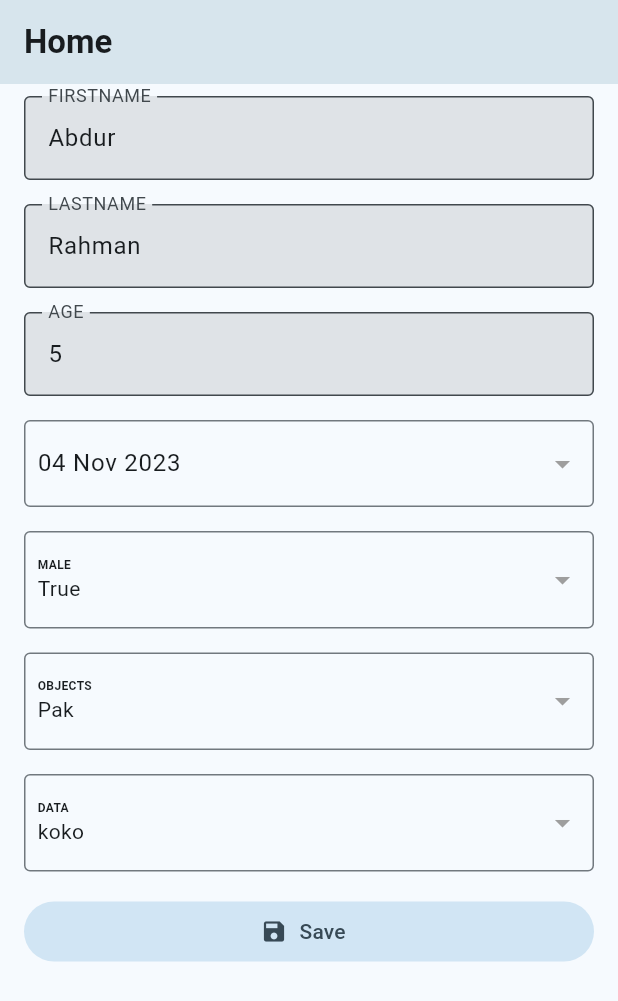
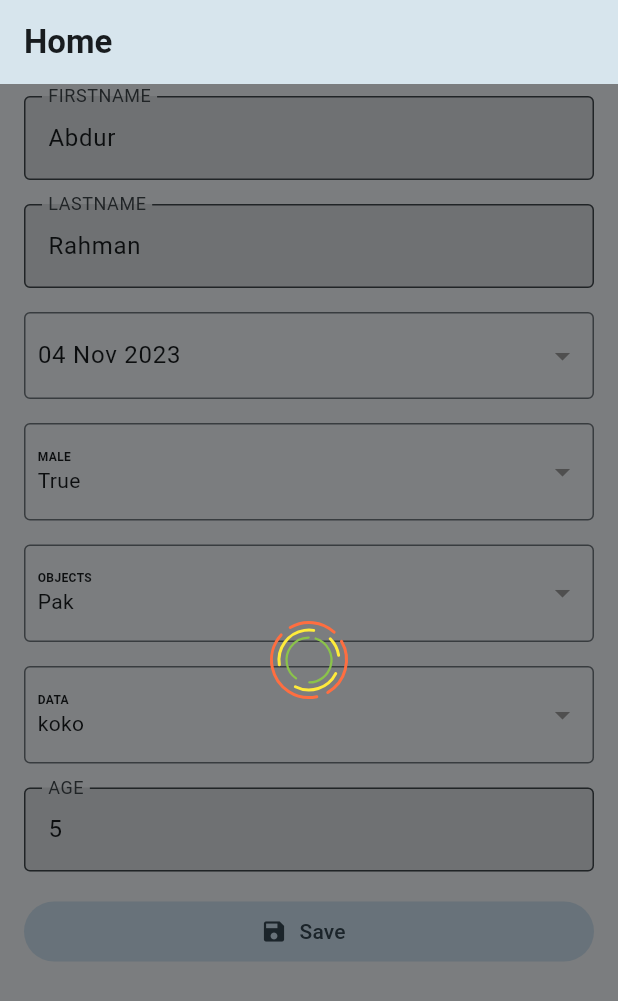
Before and after one commit to rehmnabdul/plex, a Flutter app: the FormUsageScreen widget shown alone on an empty page, opened directly, after a tap on "Save", on a phone screen of 412 x 824 dp. Shown: the top 1001 px of the screen. Run offline on Flutter 3.47's test engine with Material 2 defaults, Android fonts, the phone set to English and light mode, and no system bars; our stand-ins replace get, shared_preferences; missing offline and left inert: file_saver, syncfusion_flutter_xlsio; accounts and stored records are empty.

Commit message:
Updates, Add Loader, Add About Dialog, AddForm Input action. input type, User image

```diff
--- a/example/lib/screens/home_screen.dart
+++ b/example/lib/screens/home_screen.dart
@@ -22,8 +22,7 @@ class MyUser extends PlexForm {
   List<PlexFormField> getFields() {
     return [
       PlexFormField.input(title: "firstName", initialValue: firstName, type: String, onChange: (value) => firstName = value ?? ""),
-      PlexFormField.input(title: "lastName", initialValue: lastName, type: String, onChange: (value) => lastName = value ?? ""),
-      PlexFormField.input(title: "age", initialValue: age, type: int, onChange: (value) => age = value ?? 0),
+      PlexFormField.input(title: "lastName", initialValue: lastName, inputType: TextInputType.name, type: String, onChange: (value) => lastName = value ?? ""),
       PlexFormField.input(title: "dob", initialValue: dob, type: DateTime, onChange: (value) => dob = value ?? DateTime.now()),
       PlexFormField.input(title: "male", initialValue: male, type: bool, onChange: (value) => male = value),
       PlexFormField.dropDown(
@@ -42,6 +41,7 @@ class MyUser extends PlexForm {
             return item.toString();
           },
           items: ["Pak", "Ind", "Eng"]),
+      PlexFormField.input(title: "age", initialValue: age, type: int, onChange: (value) => age = value ?? 0),
     ];
   }
 }
@@ -70,7 +70,12 @@ class _FormUsageScreenState extends PlexState<FormUsageScreen> {
 
     return PlexFormWidget<MyUser>(
       entity: myUser,
-      onSubmit: (MyUser myUser) {
+      onSubmit: (dynamic myUser) {
+        Future(() async {
+          showLoading();
+          await Future.delayed(const Duration(milliseconds: 5000));
+          hideLoading();
+        },);
         print(myUser.toString());
       },
     );
--- a/lib/plex_package.dart
+++ b/lib/plex_package.dart
@@ -21,13 +21,21 @@ class PlexAppInfo {
     required this.title,
     required this.appLogo,
     required this.initialRoute,
+    this.legalese,
     this.appLogoDark,
     this.versionCode,
     this.versionName,
+    this.aboutDialogWidgets,
   });
 
   ///This [title] will be appear as Application Name
   final String title;
+  final String? legalese;
+
+  ///These [aboutDialogWidgets] will be displayed on about dialog
+  ///Note: It will only work when [versionName] is available
+  ///You can view this on [PlexDashboardScreen] appbar actions list
+  final List<Widget>? aboutDialogWidgets;
 
   ///This [initialRoute] will be treated as initial route for screen Application
   final String initialRoute;
@@ -170,6 +178,18 @@ class PlexApp extends StatefulWidget {
     Plex.offAndToNamed(PlexRoutesPaths.loginPath);
     onLogout?.call();
   }
+
+  void showAboutDialogue(BuildContext context) {
+    showAboutDialog(
+      context: context,
+      applicationIcon: SizedBox(width: 50, height: 50, child: PlexApp.app.getLogo()),
+      applicationName: PlexApp.app.appInfo.title,
+      applicationVersion: PlexApp.app.appInfo.versionName,
+      routeSettings: const RouteSettings(name: "/about"),
+      applicationLegalese: PlexApp.app.appInfo.legalese,
+      children: PlexApp.app.appInfo.aboutDialogWidgets,
+    );
+  }
 }
 
 class _PlexAppState extends State<PlexApp> {
--- a/lib/plex_screens/plex_screen.dart
+++ b/lib/plex_screens/plex_screen.dart
@@ -1,6 +1,7 @@
 import 'package:flutter/material.dart';
 import 'package:plex/plex_utils/plex_messages.dart';
 import 'package:plex/plex_widget.dart';
+import 'package:plex/plex_widgets/plex_loader.dart';
 
 abstract class PlexScreen extends StatefulWidget {
   const PlexScreen({Key? key}) : super(key: key);
@@ -11,10 +12,7 @@ abstract class PlexState<T extends PlexScreen> extends State<T> {
   final _loadingController = PlexWidgetController();
 
   getArguments<AT>() {
-    var args = ModalRoute
-        .of(context)!
-        .settings
-        .arguments as AT;
+    var args = ModalRoute.of(context)!.settings.arguments as AT;
     return args;
   }
 
@@ -33,7 +31,7 @@ abstract class PlexState<T extends PlexScreen> extends State<T> {
   toastDelayed(String message) async {
     return Future.delayed(
       const Duration(milliseconds: 100),
-          () {
+      () {
         toast(message);
       },
     );
@@ -58,7 +56,9 @@ abstract class PlexState<T extends PlexScreen> extends State<T> {
                 if (data == true) {
                   return Container(
                     color: const Color(0x80000000),
-                    child: const Center(child: CircularProgressIndicator()),
+                    child: const Center(
+                      child: PlexLoader(),
+                    ),
                   );
                 }
                 return Container();
@@ -101,17 +101,11 @@ abstract class PlexState<T extends PlexScreen> extends State<T> {
   void didChangeDependencies() {
     super.didChangeDependencies();
     smallScreen = mediumScreen = largeScreen = false;
-    if (MediaQuery
-        .of(context)
-        .size
-        .width >= 900) {
+    if (MediaQuery.of(context).size.width >= 900) {
       largeScreen = true;
       return;
     }
-    if (MediaQuery
-        .of(context)
-        .size
-        .width >= 600) {
+    if (MediaQuery.of(context).size.width >= 600) {
       mediumScreen = true;
       return;
     }
--- a/lib/plex_user.dart
+++ b/lib/plex_user.dart
@@ -4,6 +4,8 @@ import 'package:plex/plex_sp.dart';
 
 ///This [PlexUser] will be use hold login user data all over the application
 abstract class PlexUser {
+  String? getPictureUrl() => null;
+
   String getLoggedInUsername();
 
   String getLoggedInEmail();
--- a/lib/plex_widgets/plex_form.dart
+++ b/lib/plex_widgets/plex_form.dart
@@ -20,6 +20,8 @@ class PlexFormField {
   List<dynamic>? initialSelection;
   late Type type;
   bool isPassword = false;
+  TextInputType? inputType;
+  TextInputAction? inputAction;
 
   String Function(dynamic item)? itemAsString = (item) => item.toString();
   List<dynamic>? items;
@@ -34,6 +36,8 @@ class PlexFormField {
     required this.title,
     required this.type,
     required this.onChange,
+    this.inputType,
+    this.inputAction,
     this.isPassword = false,
     this.initialValue,
   }) {
@@ -76,7 +80,7 @@ class PlexFormWidget<T> extends StatefulWidget {
   const PlexFormWidget({Key? key, required this.entity, required this.onSubmit}) : super(key: key);
 
   final PlexForm entity;
-  final Function(T entity) onSubmit;
+  final void Function(T entity) onSubmit;
 
   @override
   State<PlexFormWidget> createState() => _PlexFormWidgetState();
@@ -92,6 +96,8 @@ class _PlexFormWidgetState extends State<PlexFormWidget> {
               title: value.title.toUpperCase(),
               type: PlexInputWidget.typeInput,
               isPassword: value.isPassword,
+              inputKeyboardType: value.inputType ?? TextInputType.text,
+              inputAction: value.inputAction,
               inputController: TextEditingController(text: value.initialValue?.toString()),
               inputOnChange: (v) => value.onChange(v.toString()),
             ),
@@ -100,8 +106,9 @@ class _PlexFormWidgetState extends State<PlexFormWidget> {
             PlexInputWidget<int>(
               title: value.title.toUpperCase(),
               type: PlexInputWidget.typeInput,
-              inputKeyboardType: const TextInputType.numberWithOptions(decimal: false, signed: false),
+              inputKeyboardType: value.inputType ?? const TextInputType.numberWithOptions(decimal: false, signed: false),
               inputOnChange: (v) => value.onChange(int.tryParse(v)),
+              inputAction: value.inputAction,
               inputController: TextEditingController(text: value.initialValue?.toString()),
               isPassword: value.isPassword,
             ),
@@ -110,7 +117,8 @@ class _PlexFormWidgetState extends State<PlexFormWidget> {
             PlexInputWidget<double>(
               title: value.title.toUpperCase(),
               type: PlexInputWidget.typeInput,
-              inputKeyboardType: const TextInputType.numberWithOptions(decimal: true),
+              inputKeyboardType: value.inputType ?? const TextInputType.numberWithOptions(decimal: true, signed: false),
+              inputAction: value.inputAction,
               inputOnChange: (v) => value.onChange(v),
               inputController: TextEditingController(text: value.initialValue?.toString()),
               isPassword: value.isPassword,
--- /dev/null
+++ b/lib/plex_widgets/plex_loader.dart
@@ -0,0 +1,169 @@
+import 'dart:math';
+
+import 'package:flutter/material.dart';
+
+class PlexLoader extends StatefulWidget {
+  final Color color1;
+  final Color color2;
+  final Color color3;
+
+  const PlexLoader({super.key, this.color1 = Colors.deepOrangeAccent, this.color2 = Colors.yellow, this.color3 = Colors.lightGreen});
+
+  @override
+  PlexLoaderState createState() => PlexLoaderState();
+}
+
+class PlexLoaderState extends State<PlexLoader> with TickerProviderStateMixin {
+  late Animation<double> animation1;
+  late Animation<double> animation2;
+  late Animation<double> animation3;
+  late AnimationController controller1;
+  late AnimationController controller2;
+  late AnimationController controller3;
+
+  @override
+  void initState() {
+    super.initState();
+
+    controller1 = AnimationController(duration: const Duration(milliseconds: 1200), vsync: this);
+
+    controller2 = AnimationController(duration: const Duration(milliseconds: 900), vsync: this);
+
+    controller3 = AnimationController(duration: const Duration(milliseconds: 2000), vsync: this);
+
+    animation1 = Tween<double>(begin: 0.0, end: 1.0).animate(CurvedAnimation(parent: controller1, curve: const Interval(0.0, 1.0, curve: Curves.linear)));
+
+    animation2 = Tween<double>(begin: -1.0, end: 0.0).animate(CurvedAnimation(parent: controller2, curve: const Interval(0.0, 1.0, curve: Curves.easeIn)));
+
+    animation3 = Tween<double>(begin: 0.0, end: 1.0).animate(CurvedAnimation(parent: controller3, curve: const Interval(0.0, 1.0, curve: Curves.decelerate)));
+
+    controller1.repeat();
+    controller2.repeat();
+    controller3.repeat();
+  }
+
+  @override
+  Widget build(BuildContext context) {
+    return Center(
+      child: Stack(
+        children: <Widget>[
+          RotationTransition(
+            turns: animation1,
+            child: CustomPaint(
+              painter: Arc1Painter(widget.color1),
+              child: const SizedBox(
+                width: 50.0,
+                height: 50.0,
+              ),
+            ),
+          ),
+          RotationTransition(
+            turns: animation2,
+            child: CustomPaint(
+              painter: Arc2Painter(widget.color2),
+              child: const SizedBox(
+                width: 50.0,
+                height: 50.0,
+              ),
+            ),
+          ),
+          RotationTransition(
+            turns: animation3,
+            child: CustomPaint(
+              painter: Arc3Painter(widget.color3),
+              child: const SizedBox(
+                width: 50.0,
+                height: 50.0,
+              ),
+            ),
+          )
+        ],
+      ),
+    );
+  }
+
+  @override
+  void dispose() {
+    controller1.dispose();
+    controller2.dispose();
+    controller3.dispose();
+    super.dispose();
+  }
+}
+
+class Arc1Painter extends CustomPainter {
+  final Color color;
+
+  Arc1Painter(this.color);
+
+  @override
+  void paint(Canvas canvas, Size size) {
+    Paint p1 = Paint()
+      ..color = color
+      ..strokeWidth = 2.0
+      ..strokeCap = StrokeCap.round
+      ..style = PaintingStyle.stroke;
+
+    Rect rect1 = Rect.fromLTWH(0.0, 0.0, size.width, size.height);
+
+    canvas.drawArc(rect1, 0.0, 0.5 * pi, false, p1);
+    canvas.drawArc(rect1, 0.6 * pi, 0.8 * pi, false, p1);
+    canvas.drawArc(rect1, 1.5 * pi, 0.4 * pi, false, p1);
+  }
+
+  @override
+  bool shouldRepaint(CustomPainter oldDelegate) {
+    return true;
+  }
+}
+
+class Arc2Painter extends CustomPainter {
+  final Color color;
+
+  Arc2Painter(this.color);
+
+  @override
+  void paint(Canvas canvas, Size size) {
+    Paint p2 = Paint()
+      ..color = color
+      ..strokeWidth = 2.0
+      ..strokeCap = StrokeCap.round
+      ..style = PaintingStyle.stroke;
+
+    Rect rect2 = Rect.fromLTWH(0.0 + (0.2 * size.width) / 2, 0.0 + (0.2 * size.height) / 2, size.width - 0.2 * size.width, size.height - 0.2 * size.height);
+
+    canvas.drawArc(rect2, 0.0, 0.5 * pi, false, p2);
+    canvas.drawArc(rect2, 0.8 * pi, 0.6 * pi, false, p2);
+    canvas.drawArc(rect2, 1.6 * pi, 0.2 * pi, false, p2);
+  }
+
+  @override
+  bool shouldRepaint(CustomPainter oldDelegate) {
+    return true;
+  }
+}
+
+class Arc3Painter extends CustomPainter {
+  final Color color;
+
+  Arc3Painter(this.color);
+
+  @override
+  void paint(Canvas canvas, Size size) {
+    Paint p3 = Paint()
+      ..color = color
+      ..strokeWidth = 1.5
+      ..strokeCap = StrokeCap.round
+      ..style = PaintingStyle.stroke;
+
+    Rect rect3 = Rect.fromLTWH(0.0 + (0.4 * size.width) / 2, 0.0 + (0.4 * size.height) / 2, size.width - 0.4 * size.width, size.height - 0.4 * size.height);
+
+    canvas.drawArc(rect3, 0.0, 0.9 * pi, false, p3);
+    canvas.drawArc(rect3, 1.1 * pi, 0.8 * pi, false, p3);
+  }
+
+  @override
+  bool shouldRepaint(CustomPainter oldDelegate) {
+    return true;
+  }
+}
--- a/pubspec.yaml
+++ b/pubspec.yaml
@@ -1,7 +1,7 @@
 name: plex
 description: PLEX is Flutter UI framework for enterprise apps with pre-built components and best practices for efficient development in addition with many built in widgets
 
-version: 0.2.8
+version: 0.3.1
 homepage: https://github.com/rehmnabdul/plex
 
 environment:
```
Also changed, not shown: example/lib/main.dart (+7 -1 lines), lib/plex_screens/plex_dashboard_screen.dart (+39 -7 lines), example/pubspec.lock, 3 other files.
